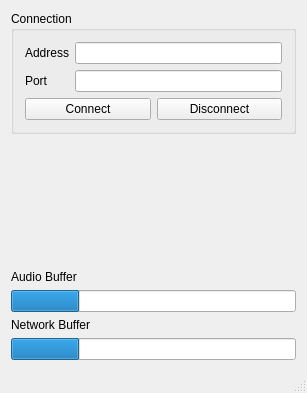
This is mainwindow.ui in archnemesis/HomeServerIntercomTest2 as Qt 5 draws it before an edit. The edited form follows.
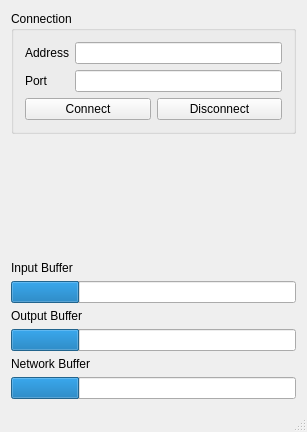
This is the edited form.

Commit message: Updates and addition of receive audio

Diff of the .ui file:
```diff
--- a/mainwindow.ui
+++ b/mainwindow.ui
@@ -7,7 +7,7 @@
     <x>0</x>
     <y>0</y>
     <width>307</width>
-    <height>393</height>
+    <height>432</height>
    </rect>
   </property>
   <property name="windowTitle">
@@ -82,7 +82,7 @@
     <item>
      <widget class="QLabel" name="label_3">
       <property name="text">
-       <string>Audio Buffer</string>
+       <string>Input Buffer</string>
       </property>
      </widget>
     </item>
@@ -96,6 +96,23 @@
       </property>
      </widget>
     </item>
+    <item>
+     <widget class="QLabel" name="label_5">
+      <property name="text">
+       <string>Output Buffer</string>
+      </property>
+     </widget>
+    </item>
+    <item>
+     <widget class="QProgressBar" name="outputBufferProgress">
+      <property name="value">
+       <number>24</number>
+      </property>
+      <property name="textVisible">
+       <bool>false</bool>
+      </property>
+     </widget>
+    </item>
     <item>
      <widget class="QLabel" name="label_4">
       <property name="text">
```
Left out of the diff: 2 changed lines with no effect on the pictures. The commit also changes 2 other files.
